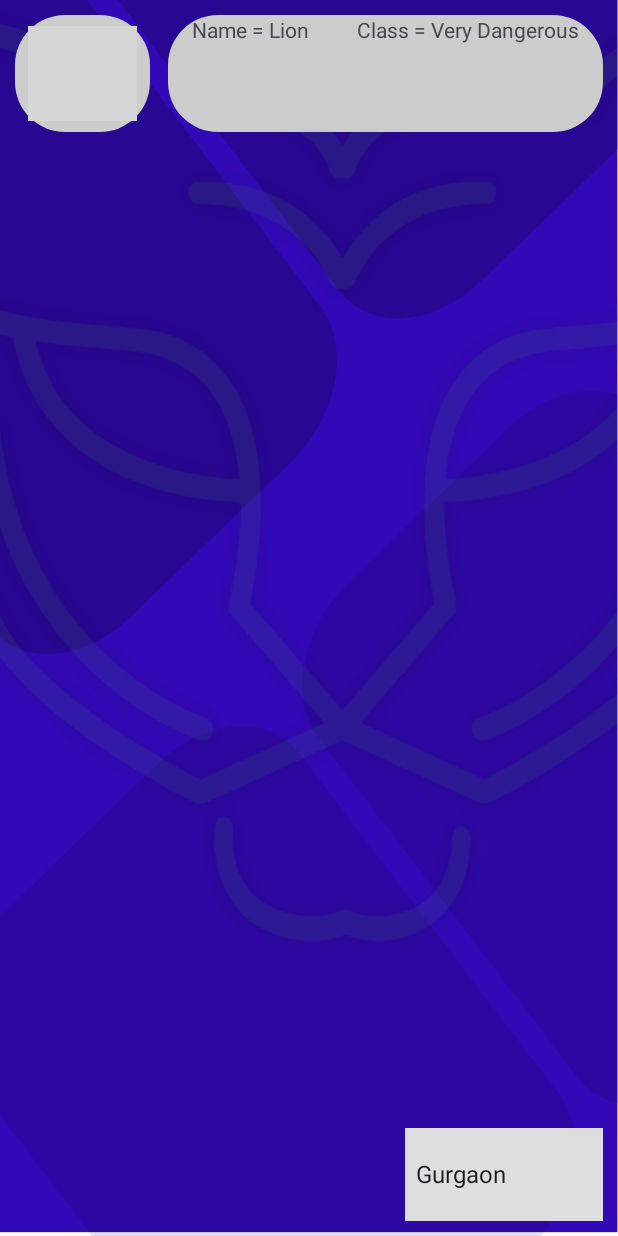
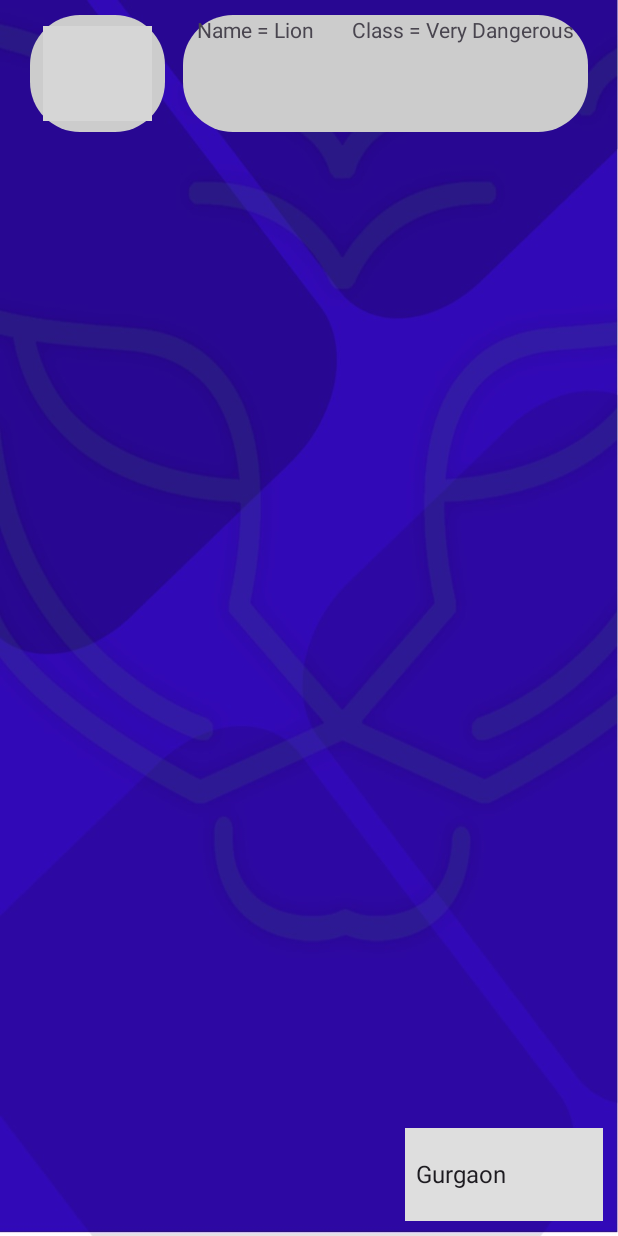
Before and after one commit to Inzo-dreno/WildSafe, an Android app: the screen it shows after launch (MainActivity), on a phone screen of 412 x 824 dp. Run offline under Robolectric (Android 15) with nearby library versions, the phone set to English and light mode, and no system bars; our stand-ins replace Firebase (no records; nobody signed in at launch, a user with empty details on screens opened directly); grey boxes are pictures that could not be loaded.

Commit message:
template for warns added

```diff
--- a/app/src/main/java/com/example/beastalert/MainActivity.java
+++ b/app/src/main/java/com/example/beastalert/MainActivity.java
@@ -14,6 +14,7 @@ import android.widget.Toast;
 
 import androidx.annotation.NonNull;
 import androidx.appcompat.app.AppCompatActivity;
+import androidx.constraintlayout.widget.ConstraintLayout;
 
 import com.google.android.gms.tasks.OnCompleteListener;
 import com.google.android.gms.tasks.Task;
@@ -23,6 +24,7 @@ import com.google.firebase.firestore.QuerySnapshot;
 
 import org.w3c.dom.Text;
 public class MainActivity extends AppCompatActivity implements AdapterView.OnItemSelectedListener {
+    DisplayMetrics window = new DisplayMetrics();
     ArrayAdapter locs;
     LinearLayout threat_screen;
     String loc;
@@ -56,10 +58,13 @@ public class MainActivity extends AppCompatActivity implements AdapterView.OnIte
         loc_select.setAdapter(locs);
         loc_select.setOnItemSelectedListener(this);
         loc_select.setSelected(true);
-
+        getWindowManager().getDefaultDisplay().getMetrics(window);
     }
-
+    int width = window.widthPixels;
+    int height = window.heightPixels;
     public void reiterateData(){
+        width = window.widthPixels;
+        height = window.heightPixels;
         threat_screen.removeAllViews();
         FirebaseFirestore db = FirebaseFirestore.getInstance();
         db.collection("Detected Dangerous Animal")
@@ -70,9 +75,12 @@ public class MainActivity extends AppCompatActivity implements AdapterView.OnIte
                         if (task.isSuccessful()) {
                             for (QueryDocumentSnapshot document : task.getResult()) {
                                 if(loc.equals(document.getData().get("Area").toString())) {
+                                    LinearLayout main = new LinearLayout(MainActivity.this);
+                                    main.setBackgroundResource(R.drawable.rounf);
                                     TextView elt = new TextView(MainActivity.this);
                                     elt.setText(document.getData().get("Animal").toString());
-                                    threat_screen.addView(elt);
+                                    main.addView(elt);
+                                    threat_screen.addView(main);
                                 }else{
                                     Toast.makeText(getApplicationContext(),document.getData().toString(),Toast.LENGTH_LONG).show();
                                 }
--- a/app/src/main/res/layout/activity_main.xml
+++ b/app/src/main/res/layout/activity_main.xml
@@ -30,7 +30,10 @@
 
     <androidx.constraintlayout.widget.ConstraintLayout
         android:layout_width="match_parent"
-        android:layout_height="match_parent">
+        android:layout_height="wrap_content"
+        android:layout_marginStart="10dp"
+        android:layout_marginTop="20dp"
+        android:layout_marginEnd="10dp">
 
         <androidx.constraintlayout.widget.ConstraintLayout
             android:id="@+id/constraintLayout4"
@@ -38,9 +41,10 @@
             android:layout_height="78dp"
             android:layout_marginStart="12dp"
             android:background="@drawable/rounf"
+            app:layout_constraintBottom_toBottomOf="parent"
             app:layout_constraintEnd_toEndOf="parent"
             app:layout_constraintStart_toEndOf="@+id/constraintLayout3"
-            tools:layout_editor_absoluteY="396dp">
+            app:layout_constraintTop_toTopOf="parent">
 
             <TextView
                 android:id="@+id/textView24"
@@ -66,9 +70,10 @@
             android:layout_width="90dp"
             android:layout_height="78dp"
             android:background="@drawable/rounf"
+            app:layout_constraintBottom_toBottomOf="parent"
             app:layout_constraintEnd_toStartOf="@+id/constraintLayout4"
             app:layout_constraintStart_toStartOf="parent"
-            tools:layout_editor_absoluteY="396dp">
+            app:layout_constraintTop_toTopOf="parent">
 
             <ImageView
                 android:id="@+id/imageView2"
@@ -82,6 +87,7 @@
                 app:layout_constraintTop_toTopOf="parent"
                 app:srcCompat="@drawable/lion" />
         </androidx.constraintlayout.widget.ConstraintLayout>
+
     </androidx.constraintlayout.widget.ConstraintLayout>
 
 </androidx.constraintlayout.widget.ConstraintLayout>
```
